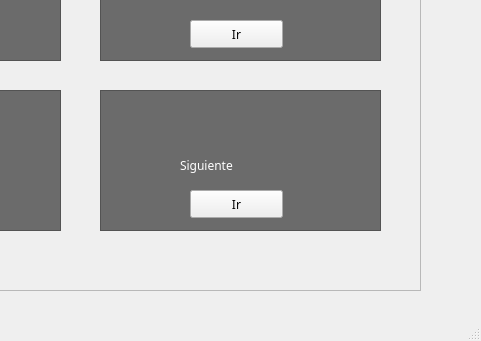
First picture: the form in Interfaces/Menu1.ui, repository xVyrusz/J-Medic2, before the edit; both pictures show x 669 to 1150 and y 409 to 750 of the 1150 by 750 pixel window.
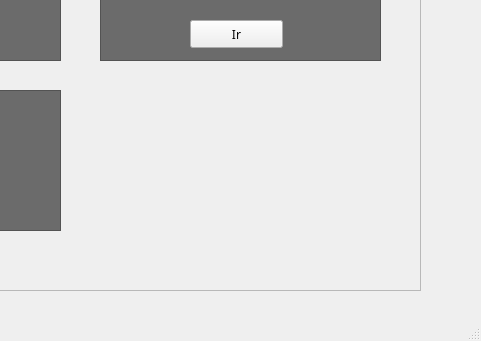
Second picture: the form after the edit.

Patch:
```diff
--- a/Interfaces/Menu1.ui
+++ b/Interfaces/Menu1.ui
@@ -724,92 +724,6 @@
       </property>
      </widget>
     </widget>
-    <widget class="QFrame" name="frame_10">
-     <property name="geometry">
-      <rect>
-       <x>700</x>
-       <y>460</y>
-       <width>281</width>
-       <height>141</height>
-      </rect>
-     </property>
-     <property name="styleSheet">
-      <string notr="true">#frame_10{
-background-color: rgb(107, 107, 107);
-background:rgba(0/0/0/0.3);
-}</string>
-     </property>
-     <property name="frameShape">
-      <enum>QFrame::StyledPanel</enum>
-     </property>
-     <property name="frameShadow">
-      <enum>QFrame::Raised</enum>
-     </property>
-     <widget class="QLabel" name="label_10">
-      <property name="geometry">
-       <rect>
-        <x>80</x>
-        <y>60</y>
-        <width>111</width>
-        <height>31</height>
-       </rect>
-      </property>
-      <property name="font">
-       <font>
-        <family>century gothic</family>
-       </font>
-      </property>
-      <property name="toolTipDuration">
-       <number>-1</number>
-      </property>
-      <property name="layoutDirection">
-       <enum>Qt::LeftToRight</enum>
-      </property>
-      <property name="styleSheet">
-       <string notr="true">color: rgb(255, 255, 255);</string>
-      </property>
-      <property name="text">
-       <string>Siguiente</string>
-      </property>
-     </widget>
-     <widget class="QPushButton" name="siguiente">
-      <property name="geometry">
-       <rect>
-        <x>90</x>
-        <y>100</y>
-        <width>93</width>
-        <height>28</height>
-       </rect>
-      </property>
-      <property name="font">
-       <font>
-        <family>century gothic</family>
-       </font>
-      </property>
-      <property name="styleSheet">
-       <string notr="true"/>
-      </property>
-      <property name="text">
-       <string>Ir</string>
-      </property>
-     </widget>
-     <widget class="QLabel" name="label_20">
-      <property name="geometry">
-       <rect>
-        <x>120</x>
-        <y>10</y>
-        <width>41</width>
-        <height>41</height>
-       </rect>
-      </property>
-      <property name="styleSheet">
-       <string notr="true"/>
-      </property>
-      <property name="text">
-       <string/>
-      </property>
-     </widget>
-    </widget>
    </widget>
   </widget>
   <widget class="QMenuBar" name="menubar">
```
Left out of the diff: 2 changed lines with no effect on the pictures.
